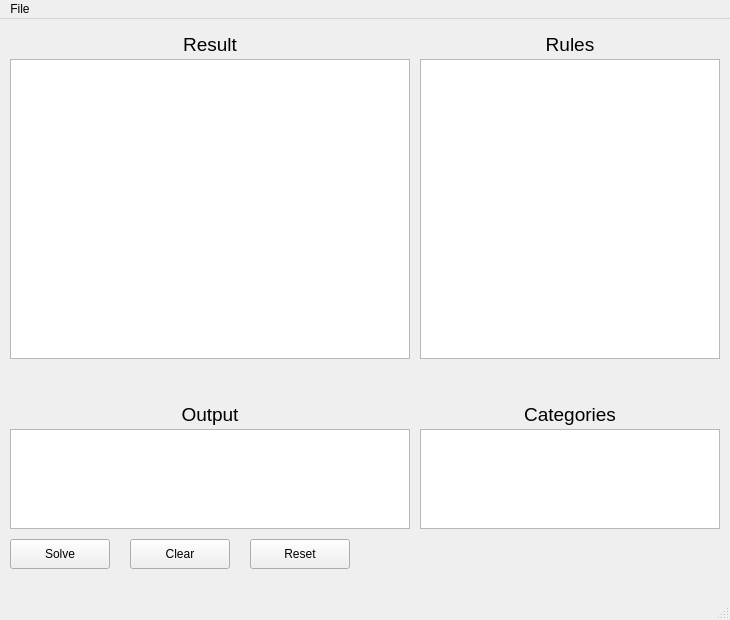
nvanalfen/LogicPuzzle, file GUI/Solver.ui: the form before one commit.
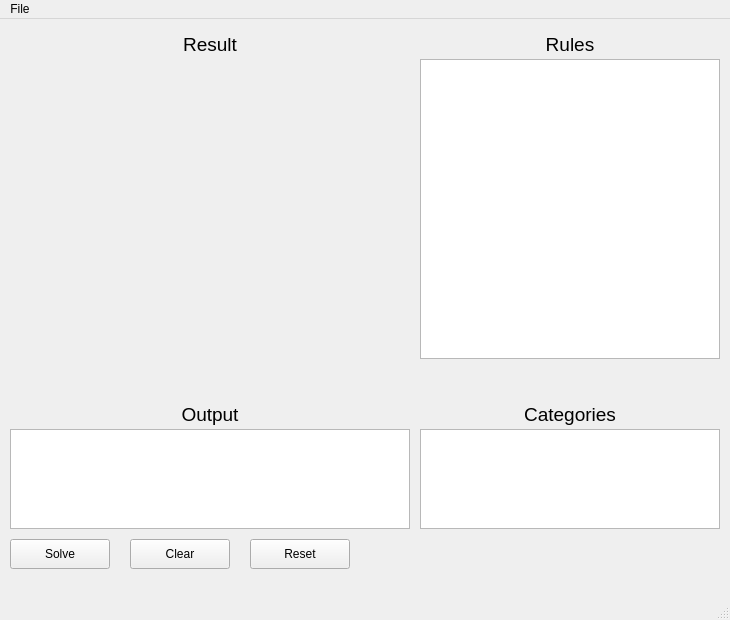
The form after the commit.

Commit message: Increase font size and improve output messages

What changed in the file:
```diff
--- a/GUI/Solver.ui
+++ b/GUI/Solver.ui
@@ -14,19 +14,6 @@
    <string>MainWindow</string>
   </property>
   <widget class="QWidget" name="centralwidget">
-   <widget class="QPlainTextEdit" name="result_text">
-    <property name="geometry">
-     <rect>
-      <x>10</x>
-      <y>40</y>
-      <width>400</width>
-      <height>300</height>
-     </rect>
-    </property>
-    <property name="readOnly">
-     <bool>true</bool>
-    </property>
-   </widget>
    <widget class="QPlainTextEdit" name="rule_text">
     <property name="geometry">
      <rect>
@@ -192,6 +179,27 @@
      <string>Reset</string>
     </property>
    </widget>
+   <widget class="QLabel" name="result_text">
+    <property name="geometry">
+     <rect>
+      <x>10</x>
+      <y>40</y>
+      <width>400</width>
+      <height>300</height>
+     </rect>
+    </property>
+    <property name="font">
+     <font>
+      <pointsize>10</pointsize>
+     </font>
+    </property>
+    <property name="text">
+     <string/>
+    </property>
+    <property name="alignment">
+     <set>Qt::AlignCenter</set>
+    </property>
+   </widget>
   </widget>
   <widget class="QMenuBar" name="menubar">
    <property name="geometry">
```
The commit also changes 3 other files.
